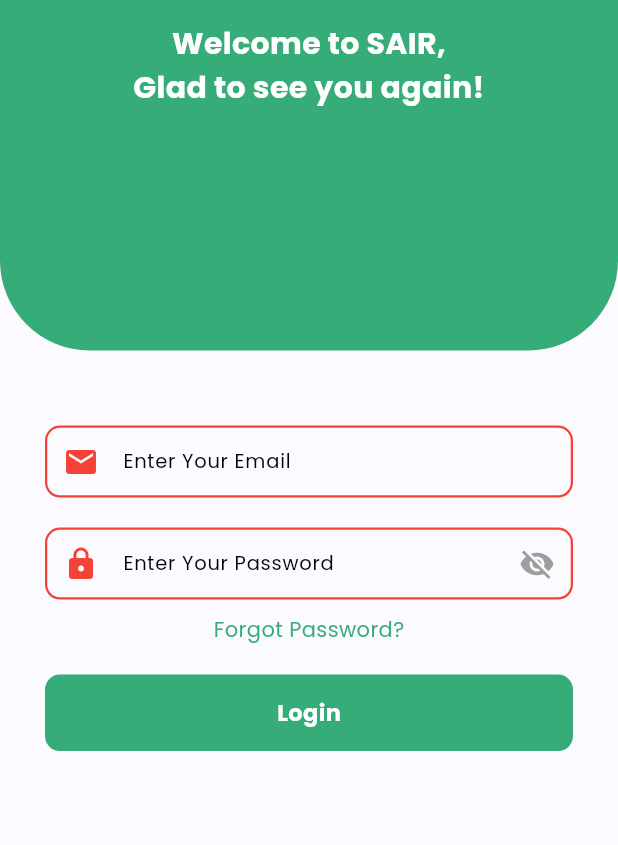
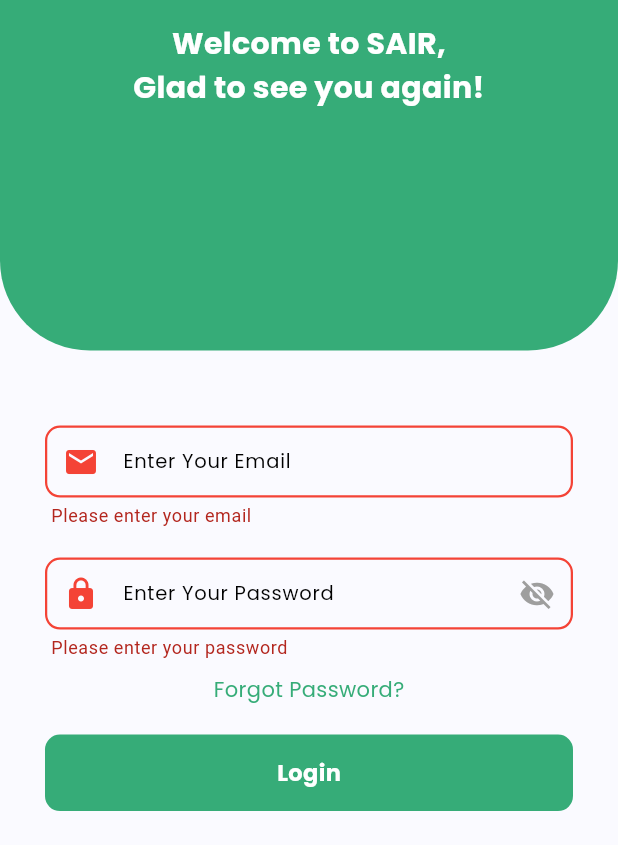
Before and after one commit to SulizLina/2024-25_GP_15, a Flutter app: the LoginEmail screen opened directly, after a tap on "Login", on a phone screen of 412 x 824 dp, the part 391-1236 px from its top. Run offline on Flutter 3.47's test engine with Material 3 defaults, Android fonts, the phone set to English and light mode, and no system bars; our stand-ins replace animated_splash_screen, cloud_firestore, firebase_auth, firebase_core, flutter_riverpod, google_fonts and 4 more; missing offline and left inert: board_datetime_picker, dart:ffi; accounts and stored records are empty.

Commit message:
Login validation DONE!!! I hope😢😢

```diff
--- a/SAIRProject/SAIRMobileProject/sairdriver/lib/screens/login_email.dart
+++ b/SAIRProject/SAIRMobileProject/sairdriver/lib/screens/login_email.dart
@@ -1,15 +1,10 @@
-import 'dart:developer';
 import 'package:cloud_firestore/cloud_firestore.dart';
 import 'package:firebase_auth/firebase_auth.dart';
 import 'package:flutter/material.dart';
 import 'package:google_fonts/google_fonts.dart';
-import 'package:sairdriver/screens/Forgotpass.dart';
-import 'package:sairdriver/messages/phone_validator.dart';
 import 'package:sairdriver/screens/bottom_nav_bar.dart';
 import 'package:sairdriver/screens/changepassword.dart';
 import 'package:sairdriver/screens/emailforgotpass.dart';
-import 'package:sairdriver/screens/home.dart';
-import 'login_otp.dart';
 
 class LoginEmail extends StatefulWidget {
   const LoginEmail({super.key});
@@ -23,16 +18,10 @@ class _LoginEmailState extends State<LoginEmail> {
   final _passwordController = TextEditingController();
   String _emailErrorText = "";
   String _passwordErrorText = "";
+  String _loginErrorText = "";
   final db = FirebaseFirestore.instance;
   final _formKey = GlobalKey<FormState>();
-  bool isError = false;
-  User? get currentUser => FirebaseAuth.instance.currentUser;
-
-  String _loginErrorText = "";
-  bool _isPhoneError = false;
-  bool _isPasswordError = false;
   bool _isPasswordVisible = false;
-  String? errorMessage;
 
   @override
   void dispose() {
@@ -44,18 +33,16 @@ class _LoginEmailState extends State<LoginEmail> {
   void _validateEmail(String value) {
     if (value.isEmpty) {
       setState(() {
-        _emailErrorText = "Your email is required";
-        _isPhoneError = true;
+        _emailErrorText = "Please enter your email";
       });
-    } else if (!RegExp(r'^[\w-]+(\.[\w-]+)*@[\w-]+(\.[\w-]+)+$').hasMatch(value)) {
+    } else if (!RegExp(r'^[\w-]+(\.[\w-]+)*@[\w-]+(\.[\w-]+)+$')
+        .hasMatch(value)) {
       setState(() {
         _emailErrorText = "Invalid email";
-        _isPhoneError = true;
       });
     } else {
       setState(() {
         _emailErrorText = "";
-        _isPhoneError = false;
       });
     }
   }
@@ -63,13 +50,11 @@ class _LoginEmailState extends State<LoginEmail> {
   void _validatePassword(String value) {
     if (value.isEmpty) {
       setState(() {
-        _passwordErrorText = "Your password is required";
-        _isPasswordError = true;
+        _passwordErrorText = "Please enter your password";
       });
     } else {
       setState(() {
         _passwordErrorText = "";
-        _isPasswordError = false;
       });
     }
   }
@@ -90,32 +75,50 @@ class _LoginEmailState extends State<LoginEmail> {
 
         final driverDoc = await db
             .collection('Driver')
-            .where('Email', isEqualTo: currentUser?.email)
+            .where('Email', isEqualTo: FirebaseAuth.instance.currentUser?.email)
             .limit(1)
             .get();
 
+        if (driverDoc.docs.isNotEmpty) {
           final String driverId = driverDoc.docs.first.id;
-        final bool isDefaultPassword = driverDoc.docs.first.data()['isDefaultPassword'] ?? false;
+          final bool isDefaultPassword =
+              driverDoc.docs.first.data()['isDefaultPassword'] ?? false;
 
           if (!isDefaultPassword) {
-          Navigator.push(
+            Navigator.pushReplacement(
               context,
-            MaterialPageRoute(builder: (context) => BottomNavBar(driverId: driverId)),
+              MaterialPageRoute(
+                  builder: (context) => BottomNavBar(driverId: driverId)),
             );
           } else {
-          Navigator.push(
+            Navigator.pushReplacement(
               context,
-            MaterialPageRoute(builder: (context) => Changepassword(driverId: driverId)),
+              MaterialPageRoute(
+                  builder: (context) => Changepassword(driverId: driverId)),
             );
+          }
+        } else {
+          setState(() {
+            _loginErrorText = "Driver record not found in the database.";
+          });
         }
       } catch (e) {
         if (e is FirebaseAuthException) {
           setState(() {
-            _loginErrorText = e.code == 'invalid-credential' ? "Invalid email or password" : "An error occurred: ${e.message}";
+
+            _emailErrorText = "Invalid email or password";
+            _passwordErrorText = "Invalid email or password";
           });
         }
       }
     }
+  }
+
+  OutlineInputBorder _buildBorder(Color color) {
+    return OutlineInputBorder(
+      borderSide: BorderSide(color: color, width: 1.5),
+      borderRadius: BorderRadius.circular(10),
+    );
   }
 
   @override
@@ -175,29 +178,31 @@ class _LoginEmailState extends State<LoginEmail> {
                       controller: _emailController,
                       decoration: InputDecoration(
                         labelText: 'Enter Your Email',
-                        labelStyle: GoogleFonts.poppins(color: Colors.black, fontSize: 13),
+                        labelStyle: GoogleFonts.poppins(
+                            color: Colors.black, fontSize: 13),
                         prefixIcon: Icon(
                           Icons.email,
-                          color: _isPhoneError ? Colors.red : const Color.fromARGB(201, 3, 152, 85),
+                          color: _emailErrorText.isNotEmpty
+                              ? Colors.red
+                              : const Color.fromARGB(201, 3, 152, 85),
                         ),
-                        contentPadding: const EdgeInsets.symmetric(vertical: 10),
-                        enabledBorder: OutlineInputBorder(
-                          borderSide: BorderSide(
-                            color: _isPhoneError ? Colors.red : const Color.fromARGB(201, 3, 152, 85),
-                            width: 1.5,
-                          ),
-                          borderRadius: BorderRadius.circular(10),
-                        ),
-                        focusedBorder: OutlineInputBorder(
-                          borderSide: BorderSide(
-                            color: _isPhoneError ? Colors.red : const Color.fromARGB(201, 3, 152, 85),
-                            width: 2.0,
-                          ),
-                          borderRadius: BorderRadius.circular(10),
-                        ),
+                        contentPadding:
+                            const EdgeInsets.symmetric(vertical: 10),
+                        enabledBorder: _buildBorder(_emailErrorText.isNotEmpty
+                            ? Colors.red
+                            : const Color.fromARGB(201, 3, 152, 85)),
+                        focusedBorder: _buildBorder(_emailErrorText.isNotEmpty
+                            ? Colors.red
+                            : const Color.fromARGB(201, 3, 152, 85)),
+                        errorBorder: _buildBorder(Colors.red),
+                        focusedErrorBorder: _buildBorder(Colors.red),
+                        errorText:
+                            _emailErrorText.isNotEmpty ? _emailErrorText : null,
                       ),
                       keyboardType: TextInputType.emailAddress,
-                      style: GoogleFonts.poppins(color: Colors.black, fontSize: 13),
+                      style: GoogleFonts.poppins(
+                          color: Colors.black, fontSize: 13),
+                      onChanged: _validateEmail,
                     ),
                     const SizedBox(height: 20),
                     TextFormField(
@@ -205,15 +210,21 @@ class _LoginEmailState extends State<LoginEmail> {
                       obscureText: !_isPasswordVisible,
                       decoration: InputDecoration(
                         labelText: 'Enter Your Password',
-                        labelStyle: GoogleFonts.poppins(color: Colors.black, fontSize: 13),
+                        labelStyle: GoogleFonts.poppins(
+                            color: Colors.black, fontSize: 13),
                         prefixIcon: Icon(
                           Icons.lock,
-                          color: _isPasswordError ? Colors.red : const Color.fromARGB(201, 3, 152, 85),
+                          color: _passwordErrorText.isNotEmpty
+                              ? Colors.red
+                              : const Color.fromARGB(201, 3, 152, 85),
                         ),
-                        contentPadding: const EdgeInsets.symmetric(vertical: 10),
+                        contentPadding:
+                            const EdgeInsets.symmetric(vertical: 10),
                         suffixIcon: IconButton(
                           icon: Icon(
-                            _isPasswordVisible ? Icons.visibility : Icons.visibility_off,
+                            _isPasswordVisible
+                                ? Icons.visibility
+                                : Icons.visibility_off,
                             color: Colors.grey,
                           ),
                           onPressed: () {
@@ -222,29 +233,31 @@ class _LoginEmailState extends State<LoginEmail> {
                             });
                           },
                         ),
-                        enabledBorder: OutlineInputBorder(
-                          borderSide: BorderSide(
-                            color: _isPasswordError ? Colors.red : const Color.fromARGB(201, 3, 152, 85),
-                            width: 1.5,
+                        enabledBorder: _buildBorder(
+                            _passwordErrorText.isNotEmpty
+                                ? Colors.red
+                                : const Color.fromARGB(201, 3, 152, 85)),
+                        focusedBorder: _buildBorder(
+                            _passwordErrorText.isNotEmpty
+                                ? Colors.red
+                                : const Color.fromARGB(201, 3, 152, 85)),
+                        errorBorder: _buildBorder(Colors.red),
+                        focusedErrorBorder: _buildBorder(Colors.red),
+                        errorText: _passwordErrorText.isNotEmpty
+                            ? _passwordErrorText
+                            : null,
                       ),
-                          borderRadius: BorderRadius.circular(10),
-                        ),
-                        focusedBorder: OutlineInputBorder(
-                          borderSide: BorderSide(
-                            color: _isPasswordError ? Colors.red : const Color.fromARGB(201, 3, 152, 85),
-                            width: 2.0,
-                          ),
-                          borderRadius: BorderRadius.circular(10),
-                        ),
-                      ),
-                      style: GoogleFonts.poppins(color: Colors.black, fontSize: 14),
+                      style: GoogleFonts.poppins(
+                          color: Colors.black, fontSize: 14),
+                      onChanged: _validatePassword,
                     ),
                     const SizedBox(height: 10),
                     GestureDetector(
                       onTap: () {
                         Navigator.push(
                           context,
-                          MaterialPageRoute(builder: (context) => const Emailforgotpass()),
+                          MaterialPageRoute(
+                              builder: (context) => const Emailforgotpass()),
                         );
                       },
                       child: Text(
@@ -276,11 +289,11 @@ class _LoginEmailState extends State<LoginEmail> {
                         ),
                       ),
                     ),
-                    if (errorMessage != null)
+                    if (_loginErrorText.isNotEmpty)
                       Padding(
                         padding: const EdgeInsets.only(top: 15),
                         child: Text(
-                          errorMessage!,
+                          _loginErrorText,
                           style: const TextStyle(
                             color: Colors.red,
                             fontSize: 16,
```
Lines whose indentation alone changed are shown as unchanged.
